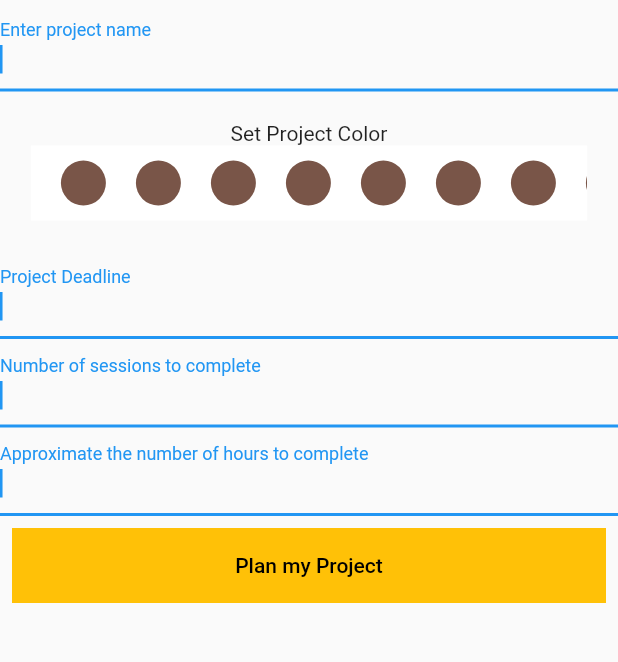
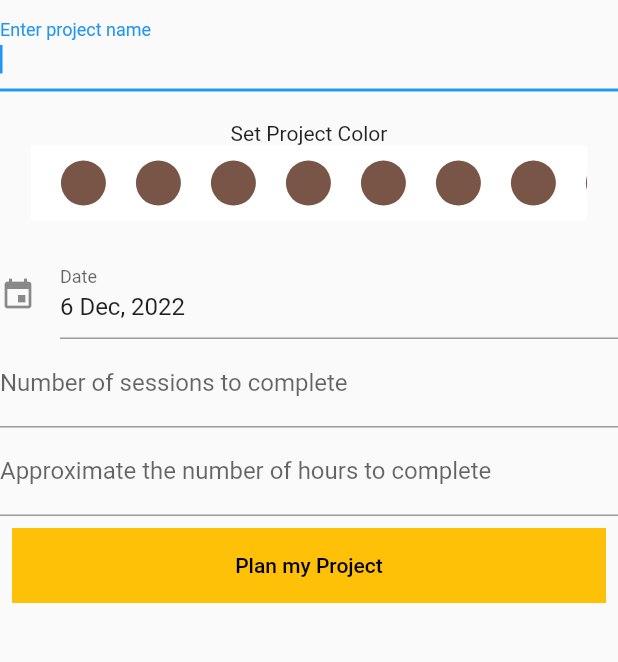
Before and after one commit to Chapler1/Ophelia---Automated-Calendar, a Flutter app: the ProjectInput screen opened by its route, on a phone screen of 412 x 824 dp, the part 117-779 px from its top. Run offline on Flutter 3.47's test engine with Material 2 defaults, Android fonts, the light colour scheme and no system bars; drawn by our look-alikes of date_time_picker; our stand-ins replace go_router, table_calendar; network calls fail.

Commit message:
Key task implemented still need to fix REST bug (home screen not refreshing data after new projects are created)

```diff
--- a/ophelia/lib/inputProject.dart
+++ b/ophelia/lib/inputProject.dart
@@ -2,6 +2,7 @@ import 'dart:convert';
 
 import 'package:flutter/material.dart';
 import 'package:table_calendar/table_calendar.dart';
+import 'package:date_time_picker/date_time_picker.dart';
 import 'package:http/http.dart' as http;
 import 'package:go_router/go_router.dart';
 import 'myappbar.dart';
@@ -16,7 +17,13 @@ class _ProjectInputState extends State<ProjectInput> {
   /// Creates a [Page1Screen].
   final TextEditingController _controller = TextEditingController();
   final FocusNode _focusNode = FocusNode();
-  late Future<Project> myData;
+  final TextEditingController _controller2 = TextEditingController();
+  final FocusNode _focusNode2 = FocusNode();
+  final TextEditingController _controller3 = TextEditingController();
+  final FocusNode _focusNode3 = FocusNode();
+  late Project myData;
+  //stateful piece of information set to the output of the datepicker that i used.
+  var dateInput = null;
 
   @override
   void initState() {
@@ -69,25 +76,34 @@ class _ProjectInputState extends State<ProjectInput> {
                     ),
                   ),
                 ),
-                TextFormField(
-                  focusNode: _focusNode,
-                  controller: _controller,
-                  decoration: const InputDecoration(
-                    border: UnderlineInputBorder(),
-                    labelText: 'Project Deadline',
-                  ),
+                DateTimePicker(
+                  type: DateTimePickerType.date,
+                  dateMask: 'd MMM, yyyy',
+                  initialValue: DateTime.now().toString(),
+                  firstDate: DateTime(2000),
+                  lastDate: DateTime(2100),
+                  icon: Icon(Icons.event),
+                  dateLabelText: 'Date',
+                  onChanged: (val) {
+                    dateInput = val;
+                  },
+                  onSaved: (val) {
+                    dateInput = val;
+                  },
                 ),
                 TextFormField(
-                  focusNode: _focusNode,
-                  controller: _controller,
+                  keyboardType: TextInputType.number,
+                  focusNode: _focusNode2,
+                  controller: _controller2,
                   decoration: const InputDecoration(
                     border: UnderlineInputBorder(),
                     labelText: 'Number of sessions to complete',
                   ),
                 ),
                 TextFormField(
-                  focusNode: _focusNode,
-                  controller: _controller,
+                  keyboardType: TextInputType.number,
+                  focusNode: _focusNode3,
+                  controller: _controller3,
                   decoration: const InputDecoration(
                     border: UnderlineInputBorder(),
                     labelText: 'Approximate the number of hours to complete',
@@ -96,9 +112,20 @@ class _ProjectInputState extends State<ProjectInput> {
                 Align(
                   alignment: Alignment.bottomCenter,
                   child: TextButton(
-                    onPressed: () => {
-                      myData = createProject(),
-                      context.go('/generateSchedules/1'),
+                    onPressed: () async {
+                      print(dateInput);
+                      //dont submit or go to the next screen if the user hasnt entered anything.
+                      if (_controller.text == "" ||
+                          _controller2.text == "" ||
+                          dateInput == null ||
+                          _controller3.text == "") {
+                        return;
+                      }
+                      myData = await createProject(_controller.text, dateInput,
+                          _controller2.text, _controller3.text);
+                      var plannedIndex = myData.projectIndex;
+                      //go to the screen with the project that was just planned.
+                      context.go('/generateSchedules/$plannedIndex');
                     },
                     child: Container(
                       width: (double.infinity),
@@ -197,17 +224,18 @@ class ProjectDay {
   }
 }
 
-Future<Project> createProject() async {
+Future<Project> createProject(
+    projectName, projectDeadline, numSessions, numHours) async {
   final response = await http.post(
     Uri.parse('http://71.182.194.216:8080/planProject'),
     headers: <String, String>{
       'Content-Type': 'application/json; charset=UTF-8',
     },
     body: jsonEncode(<String, String>{
-      "projectName": "testName",
-      "projectDeadline": "12/25/2022",
-      "numSessions": "5",
-      "numHours": "2"
+      "projectName": "$projectName",
+      "projectDeadline": "$projectDeadline",
+      "numSessions": "$numSessions",
+      "numHours": "$numHours"
     }),
   );
 
@@ -218,6 +246,7 @@ Future<Project> createProject() async {
   } else {
     // If the server did not return a 201 CREATED response,
     // then throw an exception.
+    print("wrong values or the algorithm on the backend is broken.");
     throw Exception('Failed to create project.');
   }
 }
--- a/ophelia/pubspec.yaml
+++ b/ophelia/pubspec.yaml
@@ -32,6 +32,7 @@ dependencies:
   table_calendar: ^3.0.8
   go_router: ^5.1.6
   http: ^0.13.5
+  date_time_picker: "^2.1.0"
   flutter:
     sdk: flutter
 
```
Also changed, not shown: ophelia/pubspec.lock.
